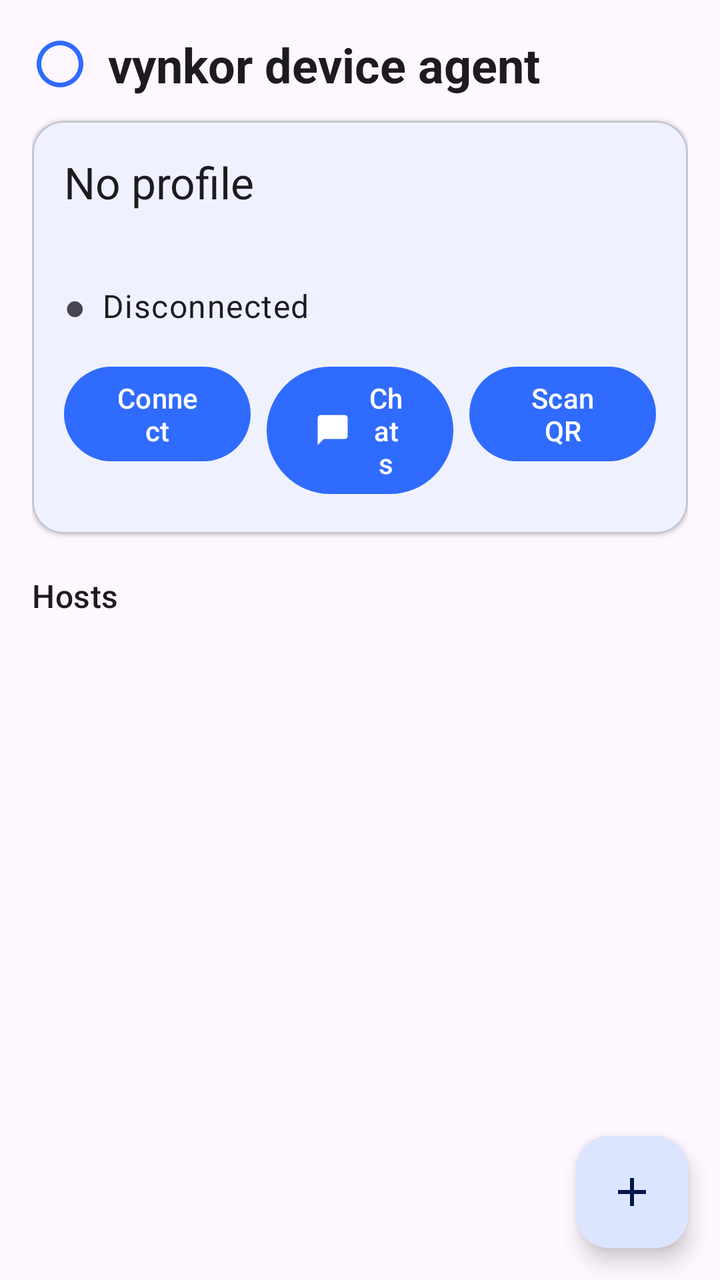
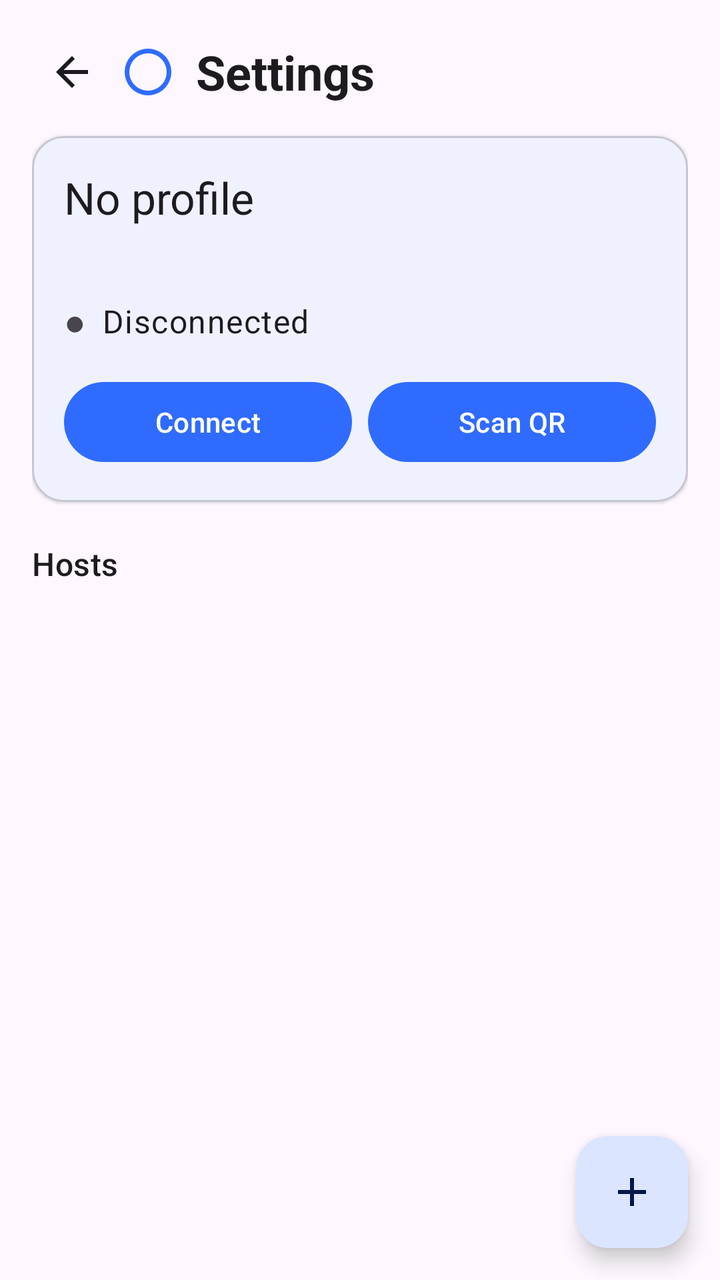

Compare the two renders of this Android layout. The source of the first and the diff that turns it into the second are given below.
<!-- AndroidManifest.xml: application theme Theme.Vynkor -->
<!-- res/layout/activity_main.xml -->
<?xml version="1.0" encoding="utf-8"?>
<androidx.coordinatorlayout.widget.CoordinatorLayout xmlns:android="http://schemas.android.com/apk/res/android"
    xmlns:app="http://schemas.android.com/apk/res-auto"
    android:layout_width="match_parent"
    android:layout_height="match_parent">

    <LinearLayout
        android:layout_width="match_parent"
        android:layout_height="match_parent"
        android:orientation="vertical"
        android:padding="16dp">

        <LinearLayout
            android:layout_width="match_parent"
            android:layout_height="wrap_content"
            android:gravity="center_vertical"
            android:orientation="horizontal">

            <ImageView
                android:layout_width="28dp"
                android:layout_height="28dp"
                android:contentDescription="@null"
                android:src="@drawable/ic_stat_vynkor"
                app:tint="@color/primary" />

            <TextView
                android:layout_width="wrap_content"
                android:layout_height="wrap_content"
                android:layout_marginStart="10dp"
                android:text="@string/app_title"
                android:textAppearance="?attr/textAppearanceHeadlineSmall"
                android:textStyle="bold" />
        </LinearLayout>

        <com.google.android.material.card.MaterialCardView
            android:layout_width="match_parent"
            android:layout_height="wrap_content"
            android:layout_marginTop="12dp"
            app:cardCornerRadius="16dp"
            app:cardElevation="1dp">

            <LinearLayout
                android:layout_width="match_parent"
                android:layout_height="wrap_content"
                android:orientation="vertical"
                android:padding="16dp">

                <TextView
                    android:id="@+id/activeName"
                    android:layout_width="wrap_content"
                    android:layout_height="wrap_content"
                    android:text="@string/no_profile"
                    android:textAppearance="?attr/textAppearanceTitleLarge" />

                <TextView
                    android:id="@+id/activeHost"
                    android:layout_width="match_parent"
                    android:layout_height="wrap_content"
                    android:layout_marginTop="4dp"
                    android:textAppearance="?attr/textAppearanceBodyMedium"
                    android:textColor="?attr/colorOnSurfaceVariant" />

                <LinearLayout
                    android:layout_width="match_parent"
                    android:layout_height="wrap_content"
                    android:layout_marginTop="12dp"
                    android:gravity="center_vertical"
                    android:orientation="horizontal">

                    <TextView
                        android:id="@+id/statusDot"
                        android:layout_width="wrap_content"
                        android:layout_height="wrap_content"
                        android:text="●"
                        android:textSize="18sp" />

                    <TextView
                        android:id="@+id/statusText"
                        android:layout_width="wrap_content"
                        android:layout_height="wrap_content"
                        android:layout_marginStart="8dp"
                        android:text="@string/status_disconnected"
                        android:textAppearance="?attr/textAppearanceBodyLarge" />
                </LinearLayout>

                <LinearLayout
                    android:layout_width="match_parent"
                    android:layout_height="wrap_content"
                    android:layout_marginTop="14dp"
                    android:orientation="horizontal">

                    <com.google.android.material.button.MaterialButton
                        android:id="@+id/connect"
                        android:layout_width="0dp"
                        android:layout_height="wrap_content"
                        android:layout_weight="1"
                        android:text="@string/connect_button" />

                    <com.google.android.material.button.MaterialButton
                        android:id="@+id/chat"
                        android:layout_width="0dp"
                        android:layout_height="wrap_content"
                        android:layout_marginStart="8dp"
                        android:layout_weight="1"
                        android:text="@string/chats_button"
                        app:icon="@drawable/ic_chat" />

                    <com.google.android.material.button.MaterialButton
                        android:id="@+id/scan"
                        android:layout_width="0dp"
                        android:layout_height="wrap_content"
                        android:layout_marginStart="8dp"
                        android:layout_weight="1"
                        android:text="@string/scan_button" />
                </LinearLayout>
            </LinearLayout>
        </com.google.android.material.card.MaterialCardView>

        <TextView
            android:layout_width="wrap_content"
            android:layout_height="wrap_content"
            android:layout_marginTop="20dp"
            android:text="@string/profiles_title"
            android:textAppearance="?attr/textAppearanceTitleMedium" />

        <androidx.recyclerview.widget.RecyclerView
            android:id="@+id/profiles"
            android:layout_width="match_parent"
            android:layout_height="0dp"
            android:layout_marginTop="8dp"
            android:layout_weight="1"
            android:clipToPadding="false"
            android:paddingBottom="80dp" />
    </LinearLayout>

    <com.google.android.material.floatingactionbutton.FloatingActionButton
        android:id="@+id/addProfile"
        android:layout_width="wrap_content"
        android:layout_height="wrap_content"
        android:layout_gravity="bottom|end"
        android:layout_margin="16dp"
        android:contentDescription="@string/add_profile"
        app:backgroundTint="@color/primary_container"
        app:srcCompat="@drawable/ic_add"
        app:tint="@color/on_primary_container" />
</androidx.coordinatorlayout.widget.CoordinatorLayout>
<!-- resources referenced by this layout -->
<resources>
  <color name="on_primary_container">#00174A</color>
  <color name="primary">#2F6BFF</color>
  <color name="primary_container">#DCE5FF</color>
  <!-- drawable ic_add (drawable) -->
  <?xml version="1.0" encoding="utf-8"?>
  <vector xmlns:android="http://schemas.android.com/apk/res/android"
      android:width="24dp"
      android:height="24dp"
      android:viewportWidth="24"
      android:viewportHeight="24">
      <path
          android:fillColor="#FF000000"
          android:pathData="M19,13h-6v6h-2v-6H5v-2h6V5h2v6h6v2z" />
  </vector>
  <!-- drawable ic_chat (drawable) -->
  <?xml version="1.0" encoding="utf-8"?>
  <vector xmlns:android="http://schemas.android.com/apk/res/android"
      android:width="24dp"
      android:height="24dp"
      android:viewportWidth="24"
      android:viewportHeight="24">
      <path
          android:fillColor="#FF000000"
          android:pathData="M20,2H4c-1.1,0 -2,0.9 -2,2v18l4,-4h14c1.1,0 2,-0.9 2,-2V4c0,-1.1 -0.9,-2 -2,-2z" />
  </vector>
  <!-- drawable ic_stat_vynkor (drawable) -->
  <?xml version="1.0" encoding="utf-8"?>
  <vector xmlns:android="http://schemas.android.com/apk/res/android"
      android:width="24dp"
      android:height="24dp"
      android:viewportWidth="24"
      android:viewportHeight="24">
      <path
          android:fillColor="#FFFFFF"
          android:pathData="M12,2a10,10 0 1,0 0.01,0z M12,4a8,8 0 1,1 -0.01,0z" />
  </vector>
  <string name="add_profile">Add host</string>
  <string name="app_title">vynkor device agent</string>
  <string name="chats_button">Chats</string>
  <string name="connect_button">Connect</string>
  <string name="no_profile">No profile</string>
  <string name="profiles_title">Hosts</string>
  <string name="scan_button">Scan QR</string>
  <string name="status_disconnected">Disconnected</string>
  <color name="on_primary">#FFFFFF</color>
  <color name="secondary">#4A5D92</color>
  <color name="on_secondary">#FFFFFF</color>
  <color name="secondary_container">#DCE1F9</color>
  <color name="on_secondary_container">#131B2F</color>
  <color name="surface">#FAFAFE</color>
  <color name="on_surface">#1B1B1F</color>
  <color name="surface_variant">#E2E3EC</color>
  <color name="on_surface_variant">#44464F</color>
  <color name="surface_container_low">#F3F3FA</color>
  <color name="surface_container">#EEEEF4</color>
  <color name="surface_container_high">#E9E9EF</color>
  <color name="surface_container_highest">#E3E3EA</color>
  <color name="outline">#75777F</color>
  <color name="outline_variant">#C5C6D0</color>
  <color name="error">#B3261E</color>
  <color name="on_error">#FFFFFF</color>
  <color name="error_container">#F9DEDC</color>
  <color name="on_error_container">#410E0B</color>
</resources>

<!-- the commit's change to res/layout/activity_main.xml (unified diff, before → after) -->
@@ -16,9 +16,19 @@
             android:gravity="center_vertical"
             android:orientation="horizontal">
 
+            <ImageButton
+                android:id="@+id/back"
+                android:layout_width="40dp"
+                android:layout_height="40dp"
+                android:background="?attr/selectableItemBackgroundBorderless"
+                android:contentDescription="@string/back"
+                android:src="@drawable/ic_back"
+                app:tint="?attr/colorOnSurface" />
+
             <ImageView
                 android:layout_width="28dp"
                 android:layout_height="28dp"
+                android:layout_marginStart="4dp"
                 android:contentDescription="@null"
                 android:src="@drawable/ic_stat_vynkor"
                 app:tint="@color/primary" />
@@ -27,7 +37,7 @@
                 android:layout_width="wrap_content"
                 android:layout_height="wrap_content"
                 android:layout_marginStart="10dp"
-                android:text="@string/app_title"
+                android:text="@string/settings_title"
                 android:textAppearance="?attr/textAppearanceHeadlineSmall"
                 android:textStyle="bold" />
         </LinearLayout>
@@ -97,15 +107,6 @@
                         android:text="@string/connect_button" />
 
                     <com.google.android.material.button.MaterialButton
-                        android:id="@+id/chat"
-                        android:layout_width="0dp"
-                        android:layout_height="wrap_content"
-                        android:layout_marginStart="8dp"
-                        android:layout_weight="1"
-                        android:text="@string/chats_button"
-                        app:icon="@drawable/ic_chat" />
-
-                    <com.google.android.material.button.MaterialButton
                         android:id="@+id/scan"
                         android:layout_width="0dp"
                         android:layout_height="wrap_content"
<!-- resource entries referenced after the edit -->
@@ -14,7 +14,7 @@
           android:fillColor="#FF000000"
           android:pathData="M19,13h-6v6h-2v-6H5v-2h6V5h2v6h6v2z" />
   </vector>
-  <!-- drawable ic_chat (drawable) -->
+  <!-- drawable ic_back (drawable) -->
   <?xml version="1.0" encoding="utf-8"?>
   <vector xmlns:android="http://schemas.android.com/apk/res/android"
       android:width="24dp"
@@ -23,7 +23,7 @@
       android:viewportHeight="24">
       <path
           android:fillColor="#FF000000"
-          android:pathData="M20,2H4c-1.1,0 -2,0.9 -2,2v18l4,-4h14c1.1,0 2,-0.9 2,-2V4c0,-1.1 -0.9,-2 -2,-2z" />
+          android:pathData="M20,11H7.83l5.59,-5.59L12,4l-8,8 8,8 1.41,-1.41L7.83,13H20v-2z" />
   </vector>
   <!-- drawable ic_stat_vynkor (drawable) -->
   <?xml version="1.0" encoding="utf-8"?>
@@ -37,12 +37,12 @@
           android:pathData="M12,2a10,10 0 1,0 0.01,0z M12,4a8,8 0 1,1 -0.01,0z" />
   </vector>
   <string name="add_profile">Add host</string>
-  <string name="app_title">vynkor device agent</string>
-  <string name="chats_button">Chats</string>
+  <string name="back">Back</string>
   <string name="connect_button">Connect</string>
   <string name="no_profile">No profile</string>
   <string name="profiles_title">Hosts</string>
   <string name="scan_button">Scan QR</string>
+  <string name="settings_title">Settings</string>
   <string name="status_disconnected">Disconnected</string>
   <color name="on_primary">#FFFFFF</color>
   <color name="secondary">#4A5D92</color>
